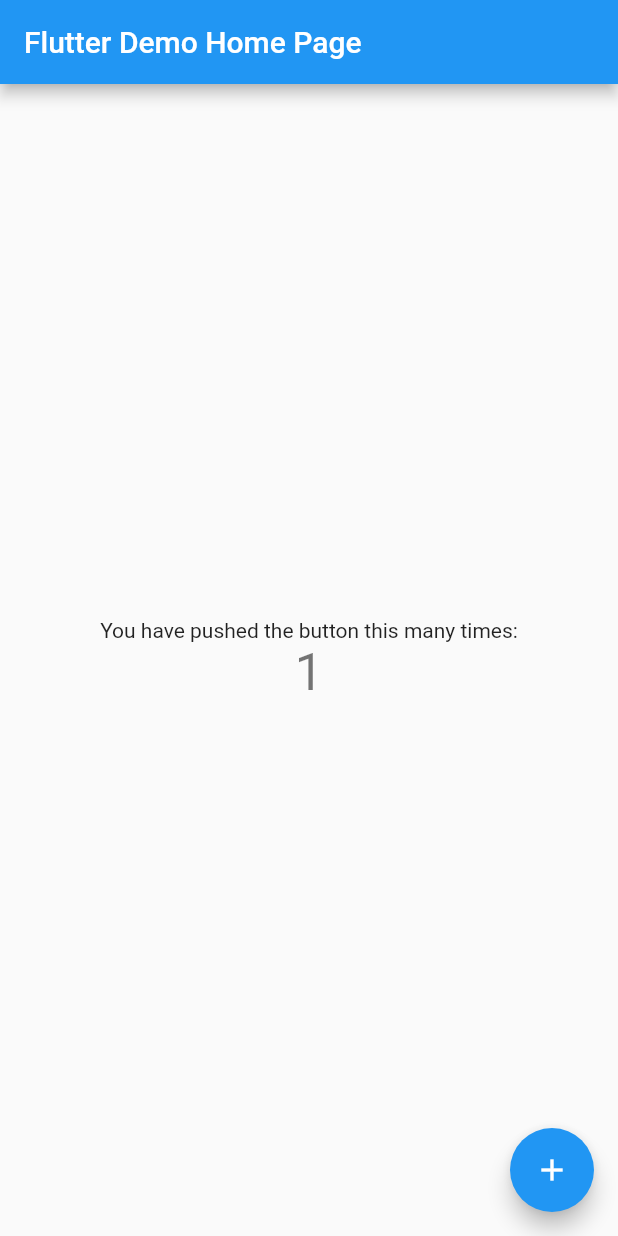
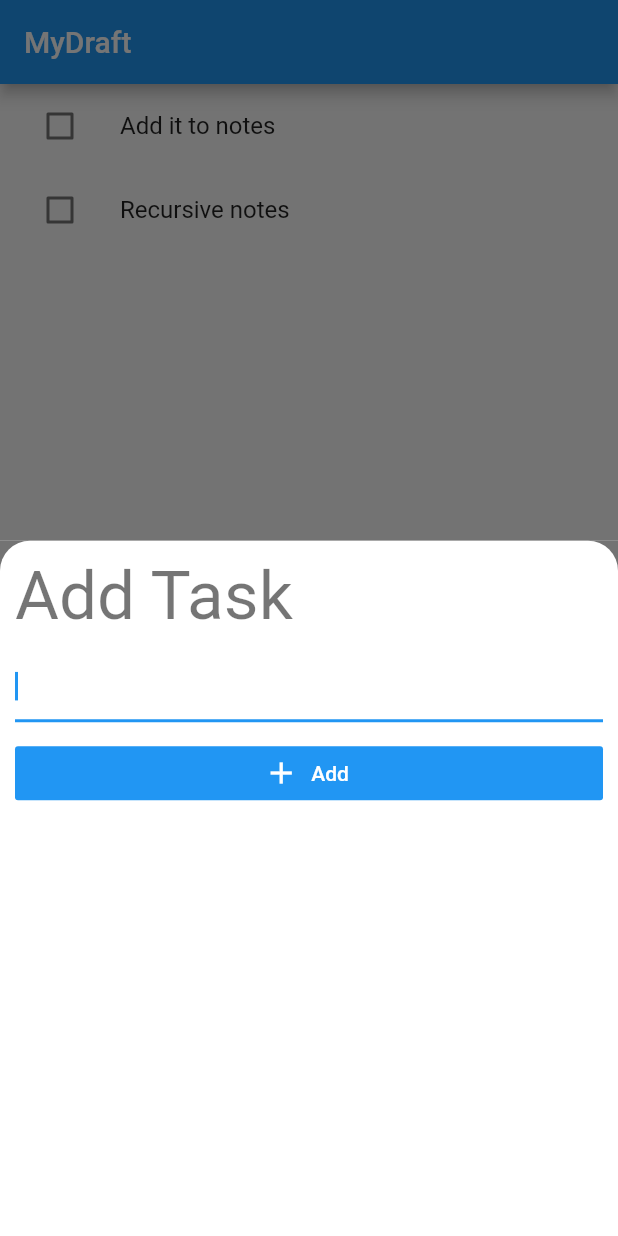
Before and after one commit to KejariwalAyush/MyDraft, a Flutter app: the screen it shows after launch, after a tap on the "add" icon, on a phone screen of 412 x 824 dp. Run offline on Flutter 3.47's test engine with Material 2 defaults, Android fonts, the phone set to English and light mode, and no system bars; drawn by our look-alikes of auto_size_text.

Commit message:
added taskes

```diff
--- a/lib/main.dart
+++ b/lib/main.dart
@@ -1,113 +1,25 @@
 import 'package:flutter/material.dart';
+import 'package:my_draft/screens/Home.dart';
+import 'package:provider/provider.dart';
+
+import 'models/task_data.dart';
 
 void main() {
   runApp(MyApp());
 }
 
 class MyApp extends StatelessWidget {
-  // This widget is the root of your application.
   @override
   Widget build(BuildContext context) {
-    return MaterialApp(
-      title: 'Flutter Demo',
-      theme: ThemeData(
-        // This is the theme of your application.
-        //
-        // Try running your application with "flutter run". You'll see the
-        // application has a blue toolbar. Then, without quitting the app, try
-        // changing the primarySwatch below to Colors.green and then invoke
-        // "hot reload" (press "r" in the console where you ran "flutter run",
-        // or simply save your changes to "hot reload" in a Flutter IDE).
-        // Notice that the counter didn't reset back to zero; the application
-        // is not restarted.
-        primarySwatch: Colors.blue,
+    return ChangeNotifierProvider(
+      create: (context) => TaskData(),
+      child: MaterialApp(
+        title: 'MyDraft',
+        theme: ThemeData(
+          primarySwatch: Colors.blue,
+        ),
+        home: Home(),
       ),
-      home: MyHomePage(title: 'Flutter Demo Home Page'),
     );
   }
 }
-
-class MyHomePage extends StatefulWidget {
-  MyHomePage({Key key, this.title}) : super(key: key);
-
-  // This widget is the home page of your application. It is stateful, meaning
-  // that it has a State object (defined below) that contains fields that affect
-  // how it looks.
-
-  // This class is the configuration for the state. It holds the values (in this
-  // case the title) provided by the parent (in this case the App widget) and
-  // used by the build method of the State. Fields in a Widget subclass are
-  // always marked "final".
-
-  final String title;
-
-  @override
-  _MyHomePageState createState() => _MyHomePageState();
-}
-
-class _MyHomePageState extends State<MyHomePage> {
-  int _counter = 0;
-
-  void _incrementCounter() {
-    setState(() {
-      // This call to setState tells the Flutter framework that something has
-      // changed in this State, which causes it to rerun the build method below
-      // so that the display can reflect the updated values. If we changed
-      // _counter without calling setState(), then the build method would not be
-      // called again, and so nothing would appear to happen.
-      _counter++;
-    });
-  }
-
-  @override
-  Widget build(BuildContext context) {
-    // This method is rerun every time setState is called, for instance as done
-    // by the _incrementCounter method above.
-    //
-    // The Flutter framework has been optimized to make rerunning build methods
-    // fast, so that you can just rebuild anything that needs updating rather
-    // than having to individually change instances of widgets.
-    return Scaffold(
-      appBar: AppBar(
-        // Here we take the value from the MyHomePage object that was created by
-        // the App.build method, and use it to set our appbar title.
-        title: Text(widget.title),
-      ),
-      body: Center(
-        // Center is a layout widget. It takes a single child and positions it
-        // in the middle of the parent.
-        child: Column(
-          // Column is also a layout widget. It takes a list of children and
-          // arranges them vertically. By default, it sizes itself to fit its
-          // children horizontally, and tries to be as tall as its parent.
-          //
-          // Invoke "debug painting" (press "p" in the console, choose the
-          // "Toggle Debug Paint" action from the Flutter Inspector in Android
-          // Studio, or the "Toggle Debug Paint" command in Visual Studio Code)
-          // to see the wireframe for each widget.
-          //
-          // Column has various properties to control how it sizes itself and
-          // how it positions its children. Here we use mainAxisAlignment to
-          // center the children vertically; the main axis here is the vertical
-          // axis because Columns are vertical (the cross axis would be
-          // horizontal).
-          mainAxisAlignment: MainAxisAlignment.center,
-          children: <Widget>[
-            Text(
-              'You have pushed the button this many times:',
-            ),
-            Text(
-              '$_counter',
-              style: Theme.of(context).textTheme.headline4,
-            ),
-          ],
-        ),
-      ),
-      floatingActionButton: FloatingActionButton(
-        onPressed: _incrementCounter,
-        tooltip: 'Increment',
-        child: Icon(Icons.add),
-      ), // This trailing comma makes auto-formatting nicer for build methods.
-    );
-  }
-}
--- /dev/null
+++ b/lib/models/task.dart
@@ -0,0 +1,10 @@
+class Task {
+  final String title;
+  bool isDone;
+
+  Task({this.title, this.isDone = false});
+
+  void toggleDone() {
+    this.isDone = !this.isDone;
+  }
+}
--- /dev/null
+++ b/lib/models/task_data.dart
@@ -0,0 +1,34 @@
+import 'dart:collection';
+
+import 'package:flutter/foundation.dart';
+import 'package:my_draft/models/task.dart';
+
+class TaskData extends ChangeNotifier {
+  List<Task> _tasks = [
+    Task(title: 'Add it to notes'),
+    Task(title: 'Recursive notes'),
+  ];
+
+  UnmodifiableListView get tasks {
+    return UnmodifiableListView(_tasks);
+  }
+
+  int get taskCount {
+    return _tasks.length;
+  }
+
+  void addTask(String taskTitle) {
+    _tasks.add(Task(title: taskTitle));
+    notifyListeners();
+  }
+
+  void deleteTask(Task task) {
+    _tasks.remove(task);
+    notifyListeners();
+  }
+
+  void updateTaskDone(Task task) {
+    task.toggleDone();
+    notifyListeners();
+  }
+}
--- /dev/null
+++ b/lib/screens/Home.dart
@@ -0,0 +1,32 @@
+import 'dart:developer';
+
+import 'package:flutter/material.dart';
+import 'package:my_draft/models/task_data.dart';
+import 'package:my_draft/screens/Tasks/addTaskScreen.dart';
+import 'package:my_draft/screens/Tasks/taskContainer.dart';
+import 'package:provider/provider.dart';
+
+class Home extends StatelessWidget {
+  const Home({Key key}) : super(key: key);
+
+  @override
+  Widget build(BuildContext context) {
+    // String newText;
+    return Scaffold(
+      appBar: AppBar(
+        title: Text('MyDraft'),
+      ),
+      body: TaskContainer(),
+      floatingActionButton: FloatingActionButton(
+        onPressed: () {
+          showModalBottomSheet(
+            isDismissible: true,
+            context: context,
+            builder: (context) => AddTaskScreen(),
+          );
+        },
+        child: Icon(Icons.add),
+      ),
+    );
+  }
+}
--- /dev/null
+++ b/lib/screens/Tasks/addTaskScreen.dart
@@ -0,0 +1,61 @@
+import 'dart:developer';
+
+import 'package:flutter/material.dart';
+import 'package:my_draft/models/task_data.dart';
+import 'package:provider/provider.dart';
+
+class AddTaskScreen extends StatelessWidget {
+  String newText;
+  @override
+  Widget build(BuildContext context) {
+    return Container(
+      color: Color(0xff737373),
+      child: Container(
+        decoration: BoxDecoration(
+          color: Colors.white,
+          borderRadius: BorderRadius.only(
+              topLeft: Radius.circular(20), topRight: Radius.circular(20)),
+        ),
+        padding: EdgeInsets.all(10),
+        child: Column(
+          mainAxisAlignment: MainAxisAlignment.start,
+          crossAxisAlignment: CrossAxisAlignment.stretch,
+          children: [
+            Text(
+              'Add Task',
+              style: Theme.of(context).textTheme.headline3,
+            ),
+            SizedBox(
+              height: 10,
+            ),
+            TextField(
+              autofocus: true,
+              onChanged: (value) {
+                newText = value;
+              },
+            ),
+            SizedBox(
+              height: 10,
+            ),
+            FlatButton.icon(
+                onPressed: () {
+                  log(newText);
+                  Provider.of<TaskData>(context, listen: false)
+                      .addTask(newText);
+                  Navigator.pop(context);
+                },
+                color: Theme.of(context).accentColor,
+                icon: Icon(
+                  Icons.add,
+                  color: Colors.white,
+                ),
+                label: Text(
+                  'Add',
+                  style: TextStyle(color: Colors.white),
+                ))
+          ],
+        ),
+      ),
+    );
+  }
+}
--- /dev/null
+++ b/lib/screens/Tasks/taskContainer.dart
@@ -0,0 +1,28 @@
+import 'package:flutter/material.dart';
+import 'package:my_draft/models/task.dart';
+import 'package:my_draft/models/task_data.dart';
+import 'package:my_draft/screens/Tasks/taskTile.dart';
+import 'package:provider/provider.dart';
+
+class TaskContainer extends StatelessWidget {
+  @override
+  Widget build(BuildContext context) {
+    return Container(
+      child: ListView.builder(
+        itemCount: Provider.of<TaskData>(context).taskCount,
+        itemBuilder: (context, index) {
+          return Consumer<TaskData>(
+            builder: (context, taskData, child) {
+              Task task = taskData.tasks[index];
+              return TaskTile(
+                task: task,
+                checkboxToggle: (value) => taskData.updateTaskDone(task),
+                longPressCallback: () => taskData.deleteTask(task),
+              );
+            },
+          );
+        },
+      ),
+    );
+  }
+}
--- /dev/null
+++ b/lib/screens/Tasks/taskTile.dart
@@ -0,0 +1,30 @@
+import 'package:auto_size_text/auto_size_text.dart';
+import 'package:flutter/material.dart';
+import 'package:my_draft/models/task.dart';
+
+class TaskTile extends StatelessWidget {
+  final Task task;
+  final Function checkboxToggle;
+
+  final Function longPressCallback;
+
+  const TaskTile(
+      {Key key, this.task, this.checkboxToggle, this.longPressCallback})
+      : super(key: key);
+
+  @override
+  Widget build(BuildContext context) {
+    return ListTile(
+      onLongPress: longPressCallback,
+      leading: Checkbox(
+        value: task.isDone,
+        onChanged: checkboxToggle,
+      ),
+      title: AutoSizeText(
+        task.title,
+        maxLines: 2,
+        minFontSize: 12,
+      ),
+    );
+  }
+}
```
Also changed, not shown: pubspec.yaml (+4 -21 lines), pubspec.lock.
